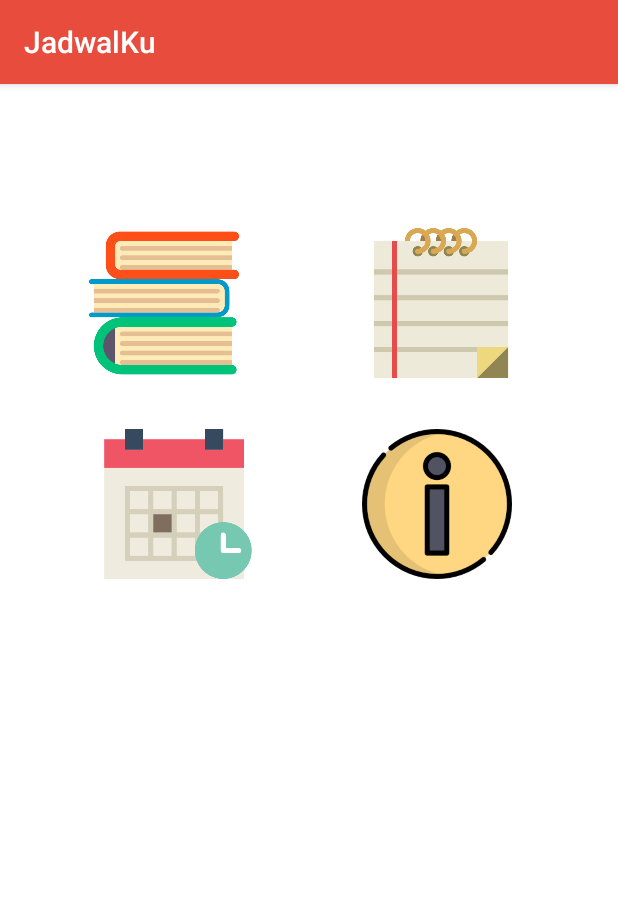
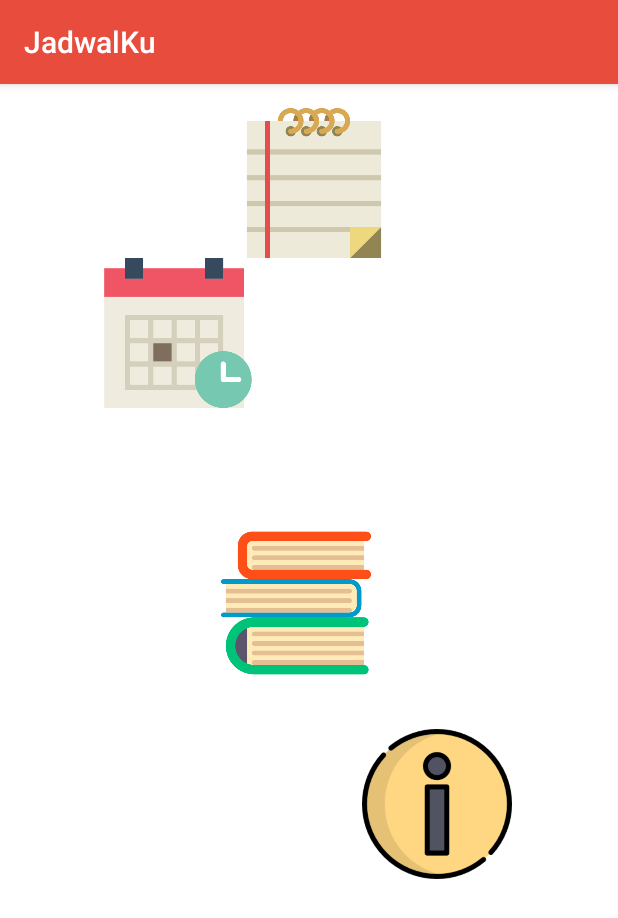
Before and after one commit to fahrirh/JadwalKu, an Android app: the screen it shows after launch (MainActivity), on a phone screen of 412 x 824 dp. Shown: the top 918 px of the screen. Run offline under Robolectric (Android 15) with nearby library versions, the light colour scheme and no system bars.

Commit message:
play with layout

```diff
--- a/app/src/main/res/layout/activity_buat_biodata.xml
+++ b/app/src/main/res/layout/activity_buat_biodata.xml
@@ -162,7 +162,7 @@
             android:layout_width="wrap_content"
             android:layout_height="wrap_content"
             android:layout_alignLeft="@+id/textView7"
-            android:layout_below="@+id/textView7"/>
+            android:layout_below="@+id/textView7" />
 
         <Button
             android:id="@+id/set_buttonJamKeluar"
@@ -185,21 +185,26 @@
 
         <Button
             android:id="@+id/button1"
-            android:layout_width="wrap_content"
+            android:layout_width="match_parent"
             android:layout_height="wrap_content"
             style="?android:attr/borderlessButtonStyle"
             android:layout_alignLeft="@+id/set_buttonJamKeluar"
             android:layout_below="@+id/set_buttonJamKeluar"
-            android:text="Simpan" />
+            android:text="Simpan"
+            android:layout_marginBottom="7dp"
+            android:textColor="#FFFFFF"
+            android:background="#E74C3C"/>
 
         <Button
             android:id="@+id/button2"
-            android:layout_width="wrap_content"
+            android:layout_width="match_parent"
             android:layout_height="wrap_content"
             android:text="Kembali"
             style="?android:attr/borderlessButtonStyle"
             android:layout_alignLeft="@+id/button1"
-            android:layout_below="@+id/button1" />
+            android:layout_below="@+id/button1"
+            android:textColor="#FFFFFF"
+            android:background="#E74C3C"/>
 
 
     </LinearLayout>
--- a/app/src/main/res/layout/activity_main.xml
+++ b/app/src/main/res/layout/activity_main.xml
@@ -1,5 +1,5 @@
 <?xml version="1.0" encoding="utf-8"?>
-<RelativeLayout xmlns:android="http://schemas.android.com/apk/res/android"
+<LinearLayout xmlns:android="http://schemas.android.com/apk/res/android"
     xmlns:tools="http://schemas.android.com/tools"
     android:layout_width="match_parent"
     android:layout_height="match_parent"
@@ -8,8 +8,67 @@
     android:paddingRight="@dimen/activity_horizontal_margin"
     android:paddingTop="@dimen/activity_vertical_margin"
     android:background="#FFFFFF"
-    tools:context="hasibuan.sabtusore.MainActivity" >
+    tools:context="hasibuan.sabtusore.MainActivity"
+    android:orientation="vertical">
 
+    <LinearLayout
+        android:layout_width="match_parent"
+        android:layout_height="wrap_content">
+        <ImageButton
+            android:id="@+id/buttonLihatnote"
+            android:layout_width="wrap_content"
+            android:layout_height="100dp"
+            android:elevation="4dp"
+            android:scaleType="centerInside"
+            android:src="@drawable/note"
+            android:background="#00000000"
+            android:layout_marginLeft="6dp"
+            android:layout_marginStart="6dp"
+            android:layout_alignTop="@+id/buttonLihatmk"
+            android:layout_alignLeft="@+id/buttonAlarm"
+            android:layout_alignStart="@+id/buttonAlarm" />
+    </LinearLayout>
+
+    <LinearLayout
+        android:layout_width="match_parent"
+        android:layout_height="wrap_content">
+        <ImageButton
+            android:id="@+id/buttonLihatjadwal"
+            android:layout_width="wrap_content"
+            android:layout_height="100dp"
+            android:elevation="4dp"
+            android:scaleType="centerInside"
+            android:src="@drawable/calendar"
+            android:background="#00000000"
+            android:layout_marginRight="175dp"
+            android:layout_marginEnd="175dp"
+            android:layout_alignTop="@+id/buttonAlarm"
+            android:layout_alignParentRight="true"
+            android:layout_alignParentEnd="true" />
+    </LinearLayout>
+
+    <LinearLayout
+        android:layout_width="match_parent"
+        android:layout_height="wrap_content">
+        <ImageButton
+            android:id="@+id/buttonLihatmk"
+            android:layout_width="wrap_content"
+            android:layout_height="100dp"
+            android:elevation="4dp"
+            android:scaleType="centerInside"
+            android:src="@drawable/books"
+            android:background="#00000000"
+            android:layout_marginTop="80dp"
+            android:layout_marginRight="18dp"
+            android:layout_marginEnd="18dp"
+            android:layout_alignParentTop="true"
+            android:layout_alignRight="@+id/buttonLihatjadwal"
+            android:layout_alignEnd="@+id/buttonLihatjadwal" />
+    </LinearLayout>
+
+    <LinearLayout
+        android:layout_width="match_parent"
+        android:layout_height="wrap_content">
         <ImageButton
             android:id="@+id/buttonAlarm"
             android:layout_width="wrap_content"
@@ -24,47 +83,6 @@
             android:layout_below="@+id/buttonLihatmk"
             android:layout_alignParentLeft="true"
             android:layout_alignParentStart="true" />
+    </LinearLayout>
 
-    <ImageButton
-        android:id="@+id/buttonLihatnote"
-        android:layout_width="wrap_content"
-        android:layout_height="100dp"
-        android:elevation="4dp"
-        android:scaleType="centerInside"
-        android:src="@drawable/note"
-        android:background="#00000000"
-        android:layout_marginLeft="6dp"
-        android:layout_marginStart="6dp"
-        android:layout_alignTop="@+id/buttonLihatmk"
-        android:layout_alignLeft="@+id/buttonAlarm"
-        android:layout_alignStart="@+id/buttonAlarm" />
-
-    <ImageButton
-        android:id="@+id/buttonLihatjadwal"
-        android:layout_width="wrap_content"
-        android:layout_height="100dp"
-        android:elevation="4dp"
-        android:scaleType="centerInside"
-        android:src="@drawable/calendar"
-        android:background="#00000000"
-        android:layout_marginRight="175dp"
-        android:layout_marginEnd="175dp"
-        android:layout_alignTop="@+id/buttonAlarm"
-        android:layout_alignParentRight="true"
-        android:layout_alignParentEnd="true" />
-
-    <ImageButton
-        android:id="@+id/buttonLihatmk"
-        android:layout_width="wrap_content"
-        android:layout_height="100dp"
-        android:elevation="4dp"
-        android:scaleType="centerInside"
-        android:src="@drawable/books"
-        android:background="#00000000"
-        android:layout_marginTop="80dp"
-        android:layout_marginRight="18dp"
-        android:layout_marginEnd="18dp"
-        android:layout_alignParentTop="true"
-        android:layout_alignRight="@+id/buttonLihatjadwal"
-        android:layout_alignEnd="@+id/buttonLihatjadwal" />
-</RelativeLayout>
+</LinearLayout>
```
Lines whose indentation alone changed are shown as unchanged.
